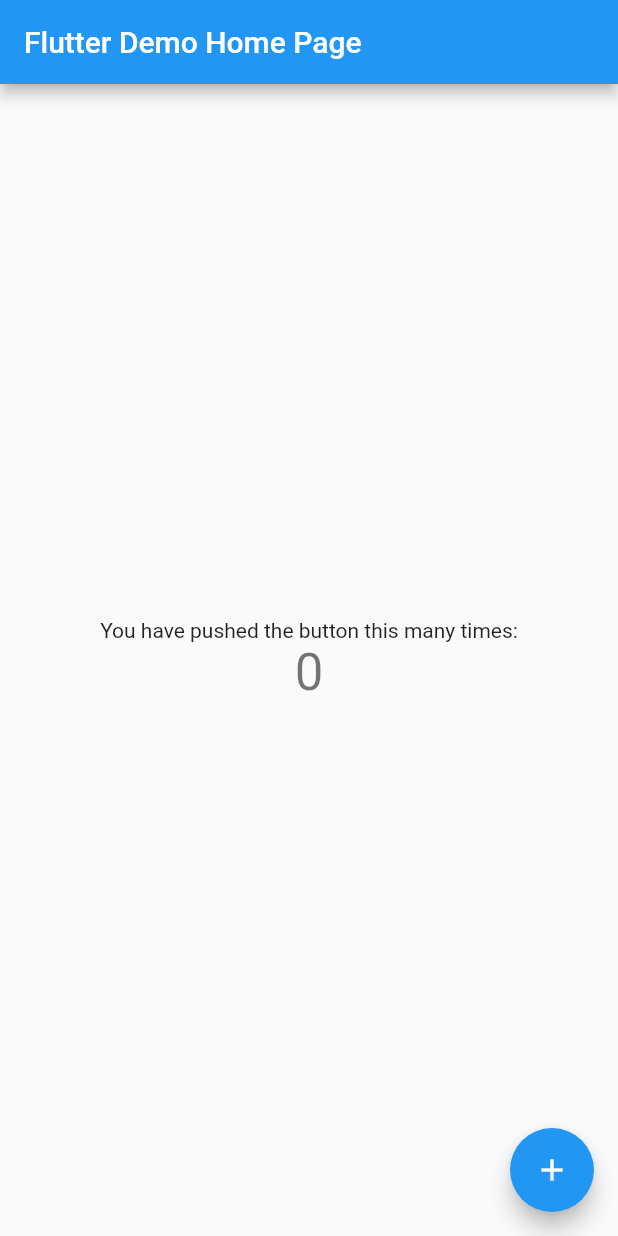
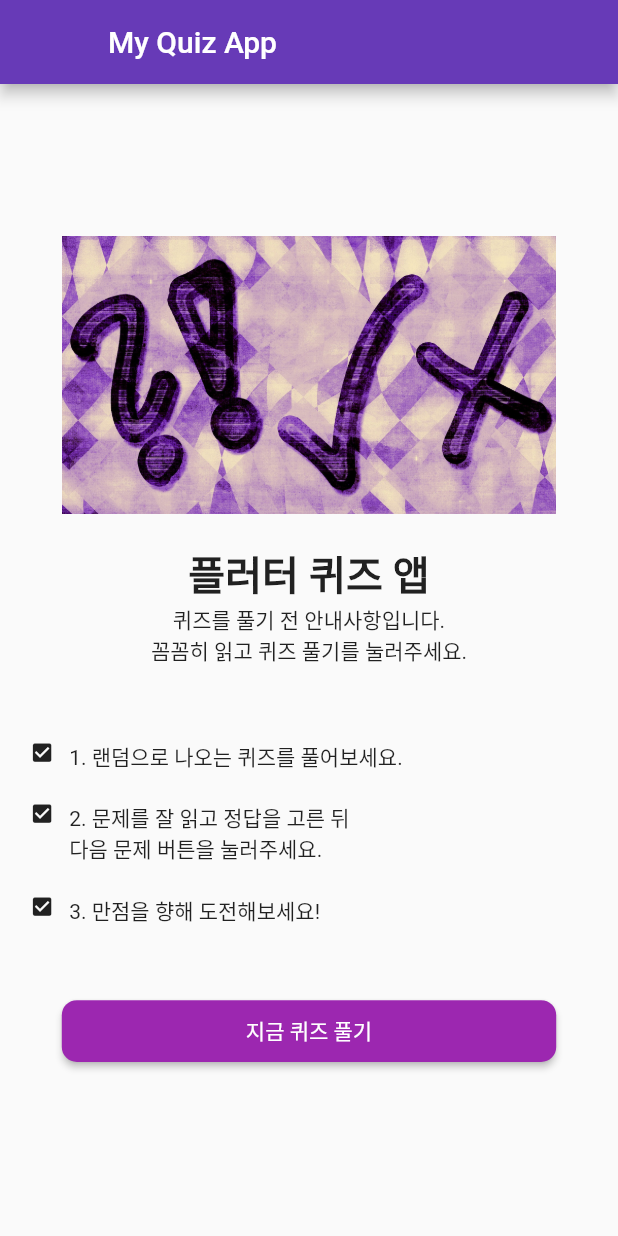
Before and after one commit to dits1019/Flutter-Quiz-App, a Flutter app: the screen it shows after launch, on a phone screen of 412 x 824 dp. Run offline on Flutter 3.47's test engine with Material 2 defaults, Android fonts, the phone set to English and light mode, and no system bars.

Commit message:
홈 화면 제작

```diff
--- a/lib/main.dart
+++ b/lib/main.dart
@@ -1,113 +1,16 @@
 import 'package:flutter/material.dart';
+import 'package:quiz_app/screen/screen_home.dart';
 
 void main() {
   runApp(MyApp());
 }
 
 class MyApp extends StatelessWidget {
-  // This widget is the root of your application.
   @override
   Widget build(BuildContext context) {
     return MaterialApp(
-      title: 'Quiz App',
-      theme: ThemeData(
-        // This is the theme of your application.
-        //
-        // Try running your application with "flutter run". You'll see the
-        // application has a blue toolbar. Then, without quitting the app, try
-        // changing the primarySwatch below to Colors.green and then invoke
-        // "hot reload" (press "r" in the console where you ran "flutter run",
-        // or simply save your changes to "hot reload" in a Flutter IDE).
-        // Notice that the counter didn't reset back to zero; the application
-        // is not restarted.
-        primarySwatch: Colors.blue,
-      ),
-      home: MyHomePage(title: 'Flutter Demo Home Page'),
+      title: "Quiz App",
+      home: HomeScreen(),
     );
   }
 }
-
-class MyHomePage extends StatefulWidget {
-  MyHomePage({Key key, this.title}) : super(key: key);
-
-  // This widget is the home page of your application. It is stateful, meaning
-  // that it has a State object (defined below) that contains fields that affect
-  // how it looks.
-
-  // This class is the configuration for the state. It holds the values (in this
-  // case the title) provided by the parent (in this case the App widget) and
-  // used by the build method of the State. Fields in a Widget subclass are
-  // always marked "final".
-
-  final String title;
-
-  @override
-  _MyHomePageState createState() => _MyHomePageState();
-}
-
-class _MyHomePageState extends State<MyHomePage> {
-  int _counter = 0;
-
-  void _incrementCounter() {
-    setState(() {
-      // This call to setState tells the Flutter framework that something has
-      // changed in this State, which causes it to rerun the build method below
-      // so that the display can reflect the updated values. If we changed
-      // _counter without calling setState(), then the build method would not be
-      // called again, and so nothing would appear to happen.
-      _counter++;
-    });
-  }
-
-  @override
-  Widget build(BuildContext context) {
-    // This method is rerun every time setState is called, for instance as done
-    // by the _incrementCounter method above.
-    //
-    // The Flutter framework has been optimized to make rerunning build methods
-    // fast, so that you can just rebuild anything that needs updating rather
-    // than having to individually change instances of widgets.
-    return Scaffold(
-      appBar: AppBar(
-        // Here we take the value from the MyHomePage object that was created by
-        // the App.build method, and use it to set our appbar title.
-        title: Text(widget.title),
-      ),
-      body: Center(
-        // Center is a layout widget. It takes a single child and positions it
-        // in the middle of the parent.
-        child: Column(
-          // Column is also a layout widget. It takes a list of children and
-          // arranges them vertically. By default, it sizes itself to fit its
-          // children horizontally, and tries to be as tall as its parent.
-          //
-          // Invoke "debug painting" (press "p" in the console, choose the
-          // "Toggle Debug Paint" action from the Flutter Inspector in Android
-          // Studio, or the "Toggle Debug Paint" command in Visual Studio Code)
-          // to see the wireframe for each widget.
-          //
-          // Column has various properties to control how it sizes itself and
-          // how it positions its children. Here we use mainAxisAlignment to
-          // center the children vertically; the main axis here is the vertical
-          // axis because Columns are vertical (the cross axis would be
-          // horizontal).
-          mainAxisAlignment: MainAxisAlignment.center,
-          children: <Widget>[
-            Text(
-              'You have pushed the button this many times:',
-            ),
-            Text(
-              '$_counter',
-              style: Theme.of(context).textTheme.headline4,
-            ),
-          ],
-        ),
-      ),
-      floatingActionButton: FloatingActionButton(
-        onPressed: _incrementCounter,
-        tooltip: 'Increment',
-        child: Icon(Icons.add),
-      ), // This trailing comma makes auto-formatting nicer for build methods.
-    );
-  }
-}
--- /dev/null
+++ b/lib/screen/screen_home.dart
@@ -0,0 +1,111 @@
+import 'package:flutter/material.dart';
+
+class HomeScreen extends StatefulWidget {
+  @override
+  _HomeScreenState createState() => _HomeScreenState();
+}
+
+class _HomeScreenState extends State<HomeScreen> {
+  @override
+  Widget build(BuildContext context) {
+    // 반응형으로 만들기 위해 선언
+    Size screenSize = MediaQuery.of(context).size;
+    double width = screenSize.width;
+    double height = screenSize.height;
+
+    // SafeArea로 기기의 상단 노티부분과 하단 영역을 침범하지 않게 영역을 잡아줌
+    return SafeArea(
+      child: Scaffold(
+        appBar: AppBar(
+          title: Text('My Quiz App'),
+          backgroundColor: Colors.deepPurple,
+          // 뒤로가기 버튼을 지우는 효과가 있기 때문에 비워둠
+          leading: Container(),
+        ),
+        body: Column(
+          mainAxisAlignment: MainAxisAlignment.center,
+          crossAxisAlignment: CrossAxisAlignment.center,
+          children: <Widget>[
+            Center(
+              child: Container(
+                child: Image.asset(
+                  'images/quiz.jpg',
+                  width: width * 0.8,
+                ),
+              ),
+            ),
+            Padding(padding: EdgeInsets.all(width * 0.024)),
+            Text(
+              '플러터 퀴즈 앱',
+              style: TextStyle(
+                  fontSize: width * 0.065, fontWeight: FontWeight.bold),
+            ),
+            Text(
+              '퀴즈를 풀기 전 안내사항입니다.\n꼼꼼히 읽고 퀴즈 풀기를 눌러주세요.',
+              textAlign: TextAlign.center,
+            ),
+            Padding(padding: EdgeInsets.all(width * 0.048)),
+            _buildStep(width, '1. 랜덤으로 나오는 퀴즈를 풀어보세요.'),
+            _buildStep(width, '2. 문제를 잘 읽고 정답을 고른 뒤\n다음 문제 버튼을 눌러주세요.'),
+            _buildStep(width, '3. 만점을 향해 도전해보세요!'),
+            Padding(padding: EdgeInsets.all(width * 0.048)),
+            // Container(
+            //   padding: EdgeInsets.only(bottom: width * 0.036),
+            //   child: Center(
+            //     child: ButtonTheme(
+            //       minWidth: width * 0.8,
+            //       height: height * 0.05,
+            //       shape: RoundedRectangleBorder(
+            //           borderRadius: BorderRadius.circular(10.0)),
+            //       child: RaisedButton(
+            //         child:
+            //             Text('지금 퀴즈 풀기', style: TextStyle(color: Colors.white)),
+            //         onPressed: () {},
+            //       ),
+            //     ),
+            //   ),
+            // ),
+            Container(
+              padding: EdgeInsets.only(bottom: width * 0.036),
+              child: Center(
+                child: Container(
+                  constraints: BoxConstraints(minWidth: width * 0.8),
+                  height: height * 0.05,
+                  child: ElevatedButton(
+                    style: ElevatedButton.styleFrom(
+                      primary: Colors.purple,
+                      shape: RoundedRectangleBorder(
+                          borderRadius: BorderRadius.circular(10.0)),
+                    ),
+                    child:
+                        Text('지금 퀴즈 풀기', style: TextStyle(color: Colors.white)),
+                    onPressed: () {},
+                  ),
+                ),
+              ),
+            ),
+          ],
+        ),
+      ),
+    );
+  }
+
+  // 안내사항
+  Widget _buildStep(double width, String title) {
+    return Container(
+      padding: EdgeInsets.fromLTRB(
+          width * 0.048, width * 0.024, width * 0.048, width * 0.024),
+      child: Row(
+        crossAxisAlignment: CrossAxisAlignment.start,
+        children: <Widget>[
+          Icon(
+            Icons.check_box,
+            size: width * 0.04,
+          ),
+          Padding(padding: EdgeInsets.only(right: width * 0.024)),
+          Text(title)
+        ],
+      ),
+    );
+  }
+}
--- a/pubspec.yaml
+++ b/pubspec.yaml
@@ -45,9 +45,8 @@ flutter:
   uses-material-design: true
 
   # To add assets to your application, add an assets section, like this:
-  # assets:
-  #   - images/a_dot_burr.jpeg
-  #   - images/a_dot_ham.jpeg
+  assets:
+    - images/
 
   # An image asset can refer to one or more resolution-specific "variants", see
   # https://flutter.dev/assets-and-images/#resolution-aware.
```
Also changed, not shown: images/quiz.jpg (added).
